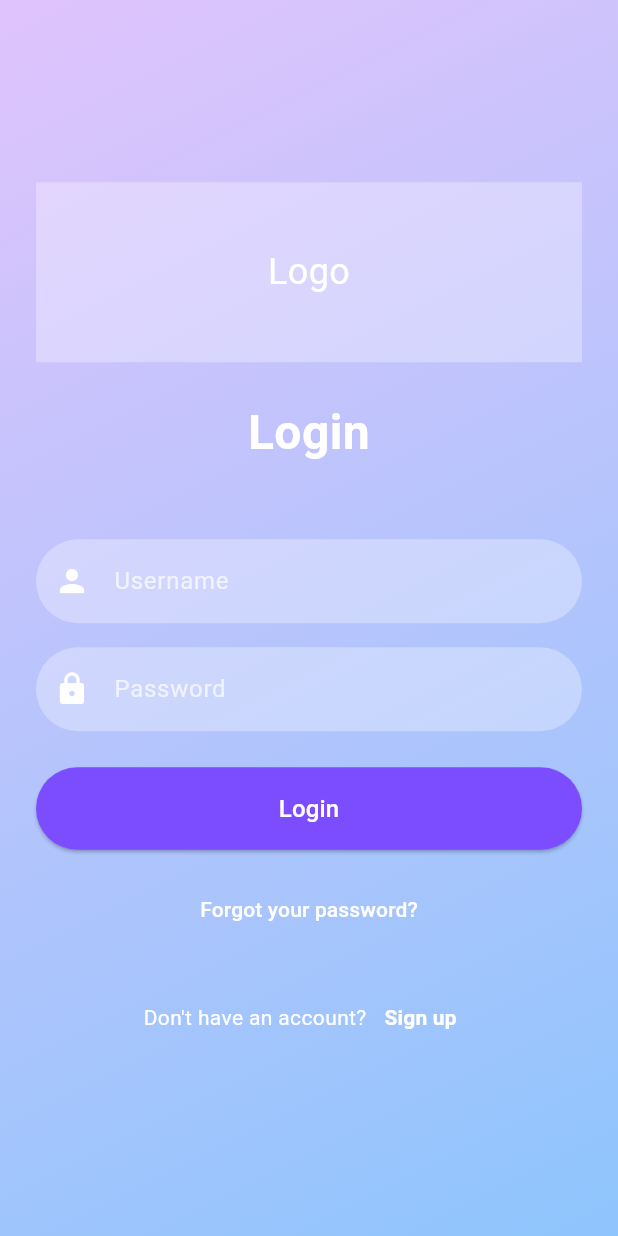
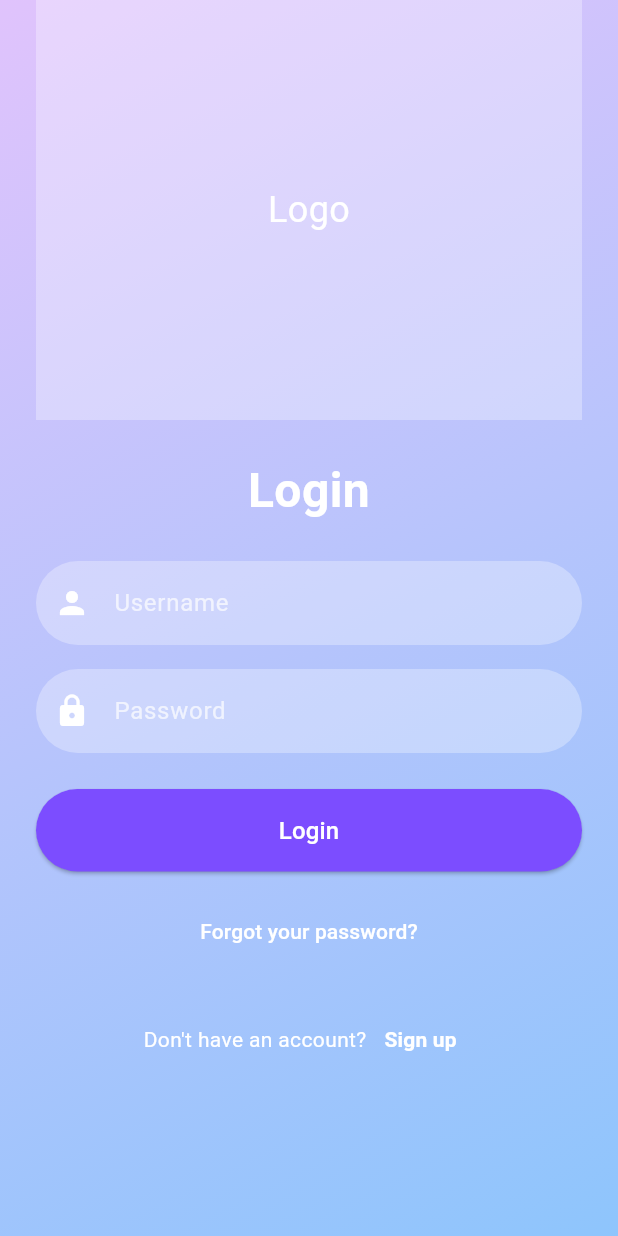
Before and after one commit to Eizen94/uts_2023130033, a Flutter app: the screen it shows after launch, on a phone screen of 412 x 824 dp. Run offline on Flutter 3.47's test engine with Material 3 defaults, Android fonts, the phone set to English and light mode, and no system bars.

Commit message:
Project untuk UTS PPB - Nikolaus Franz - 2023130033

```diff
--- a/lib/login_screen.dart
+++ b/lib/login_screen.dart
@@ -34,11 +34,11 @@ class _LoginScreenState extends State<LoginScreen> {
           child: Padding(
             padding: const EdgeInsets.symmetric(horizontal: 24.0),
             child: Column(
-              mainAxisAlignment: MainAxisAlignment.center,
+              mainAxisAlignment: MainAxisAlignment.start,
               crossAxisAlignment: CrossAxisAlignment.stretch,
               children: [
                 Container(
-                  height: 120,
+                  height: 280,
                   color: Colors.white.withOpacity(0.3),
                   child: const Center(
                     child: Text(
@@ -57,7 +57,7 @@ class _LoginScreenState extends State<LoginScreen> {
                   ),
                   textAlign: TextAlign.center,
                 ),
-                const SizedBox(height: 48.0),
+                const SizedBox(height: 24.0),
                 TextField(
                   controller: _usernameController,
                   decoration: InputDecoration(
```
